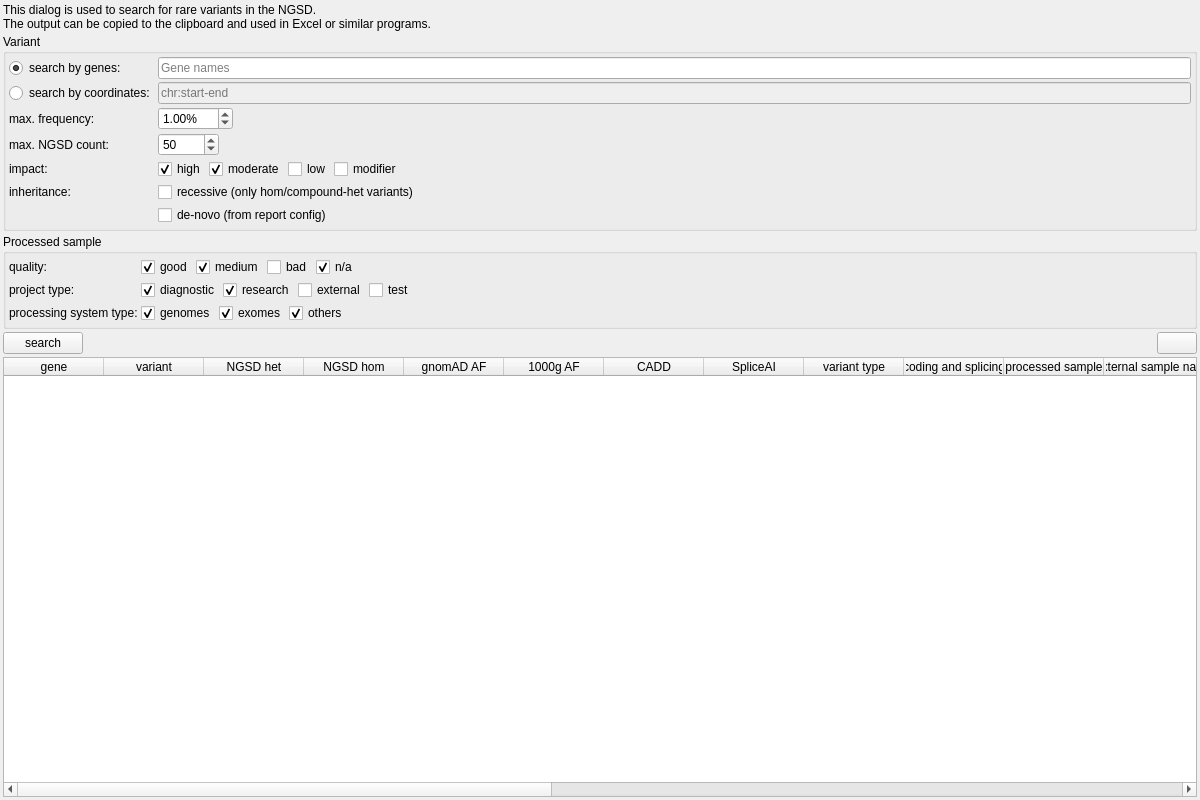
The window that src/GSvar/SmallVariantSearchWidget.ui (imgag/ngs-bits) describes before a commit, drawn with Qt 5.
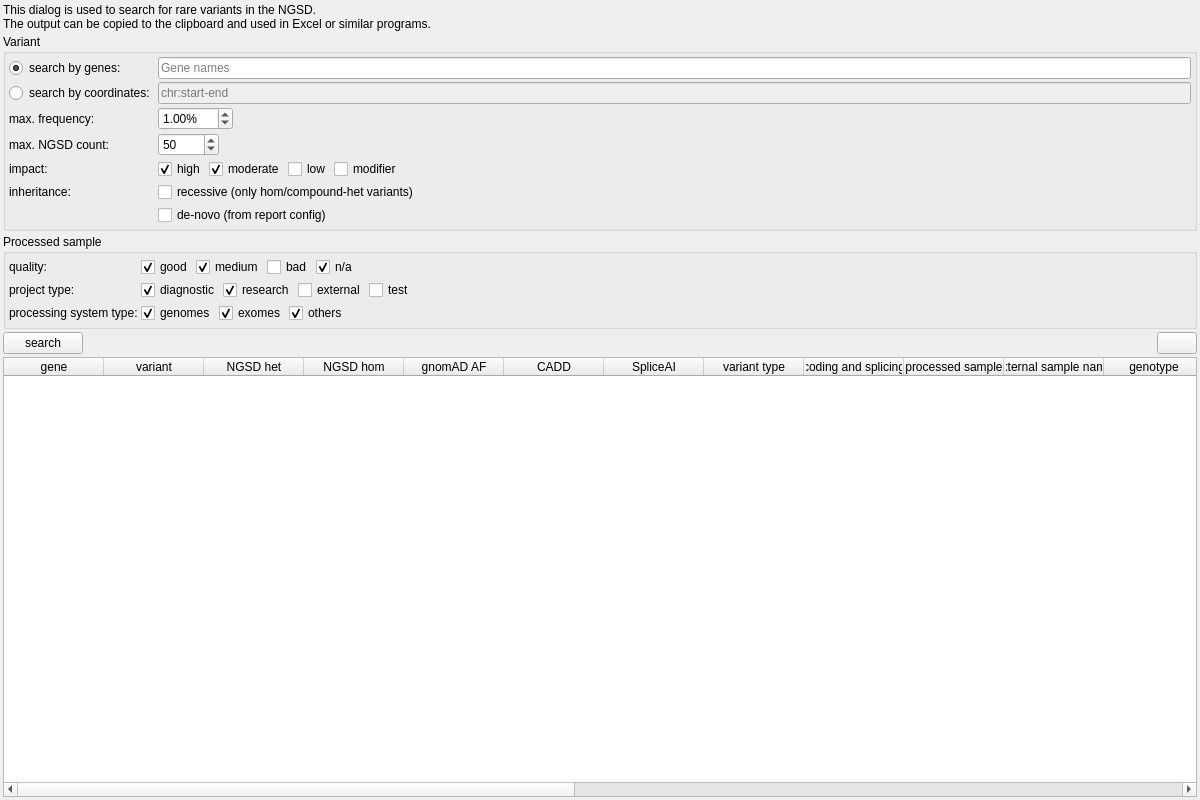
The same window after the commit. Icons and pictures are not drawn.

Commit message: SmallVariantSearch: remove 1000g column from GUI

Diff of the .ui file:
```diff
--- a/src/GSvar/SmallVariantSearchWidget.ui
+++ b/src/GSvar/SmallVariantSearchWidget.ui
@@ -578,7 +578,7 @@
       <bool>false</bool>
      </property>
      <property name="columnCount">
-      <number>24</number>
+      <number>23</number>
      </property>
      <attribute name="verticalHeaderVisible">
       <bool>false</bool>
@@ -608,11 +608,6 @@
        <string>gnomAD AF</string>
       </property>
      </column>
-     <column>
-      <property name="text">
-       <string>1000g AF</string>
-      </property>
-     </column>
      <column>
       <property name="text">
        <string>CADD</string>
```
